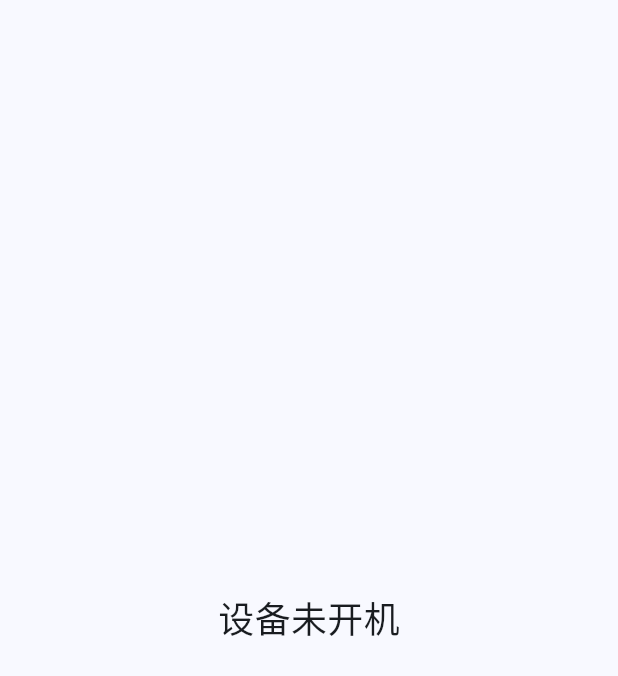
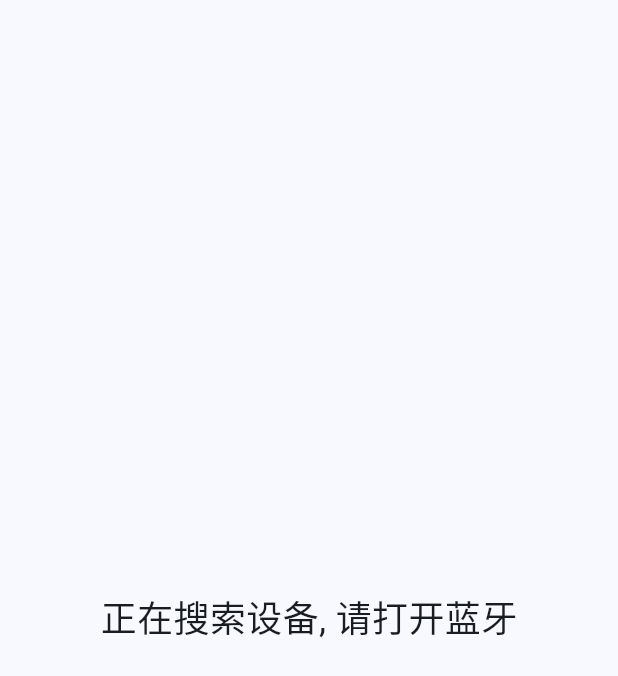
Before and after one commit to worldyun/sk120x-controller-app, a Flutter app: the screen it shows after launch, on a phone screen of 412 x 824 dp. Shown: the top 676 px of the screen. Run offline on Flutter 3.47's test engine with Material 3 defaults, Android fonts, the light colour scheme and no system bars; our stand-ins replace animated_toggle_switch, event_bus, flutter_blue_plus; missing offline and left inert: knob_widget.

Commit message:
[REFINE] 优化设备状态提示逻辑

```diff
--- a/lib/home_page.dart
+++ b/lib/home_page.dart
@@ -299,7 +299,12 @@ class _PowerSupplyAppState extends State<PowerSupplyApp> {
   @override
   Widget build(BuildContext context) {
     buildContext = context;
-    String text = devicePowerOn ? '正在搜索设备, 请打开蓝牙' : '设备未开机';
+    String text = '';
+    if (!isDeviceInit) {
+      text = '正在搜索设备, 请打开蓝牙';
+    } else if (!devicePowerOn) {
+      text = '设备未开机';
+    }
     return Scaffold(
       body: isDeviceInit && devicePowerOn
           ? OrientationBuilder(
```
Also changed, not shown: 6 other files.
